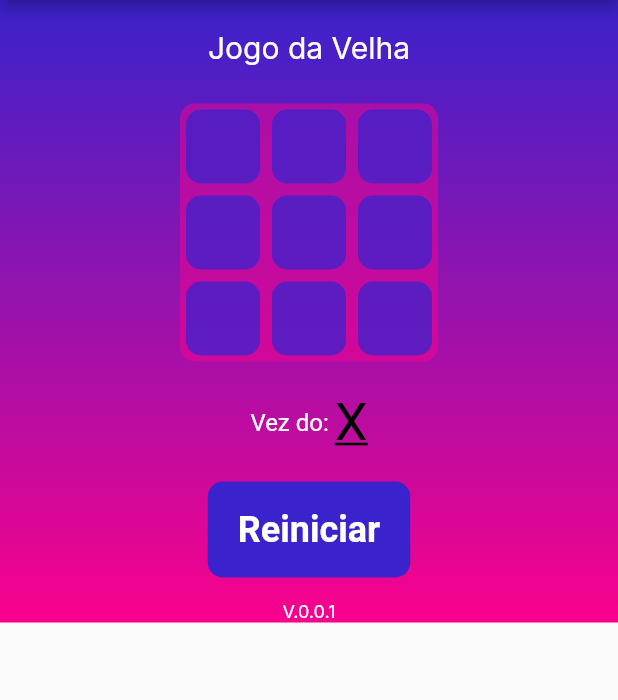
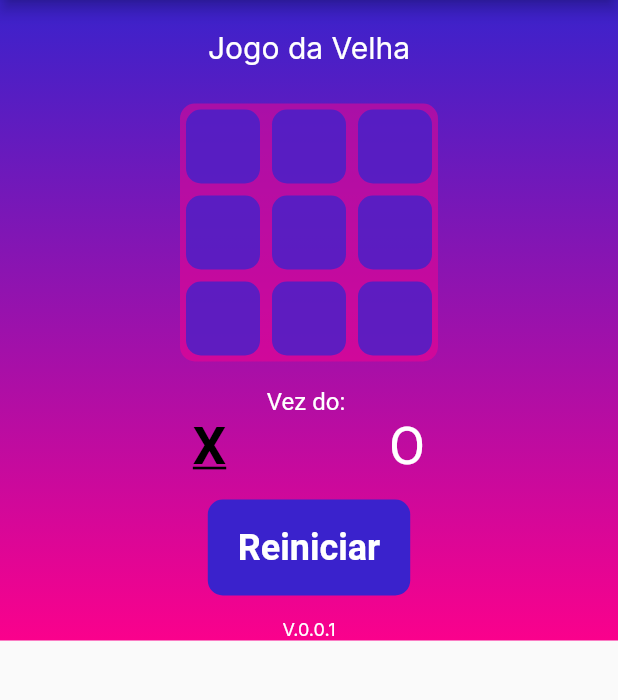
Before and after one commit to Wo1verine45/GameUp, a Flutter app: the JogoDaVelha screen opened directly, on a phone screen of 412 x 824 dp, the part 84-784 px from its top. Run offline on Flutter 3.47's test engine with Material 2 defaults, Android fonts, the phone set to English and light mode, and no system bars.

Commit message:
TicTacToe Design Adjusted

```diff
--- a/lib/main.dart
+++ b/lib/main.dart
@@ -474,7 +474,7 @@ class _JogoDaVelha extends State<JogoDaVelha> {
                       color: Color.fromRGBO(250, 1, 140, 0.5),
                       borderRadius: BorderRadius.circular(10),
                     ),
-                    margin: EdgeInsets.fromLTRB(100, 5, 100, 5),
+                    margin: EdgeInsets.fromLTRB(100, 5, 100, 2),
                     child: GridView.builder(
                         itemCount: 9,
                         shrinkWrap: true,
@@ -512,22 +512,41 @@ class _JogoDaVelha extends State<JogoDaVelha> {
                   SizedBox(
                     height: 60,
                     child: Column(children: [
-                      Row(
+                      Column(
                         mainAxisAlignment: MainAxisAlignment.center,
                         children: [
                           Text(
                             "Vez do: ",
                             style: TextStyle(fontSize: 16, color: Colors.white),
                           ),
-                          //TODO:deixar o design do de quem é a vez igual do figma
-                          Text(
-                            "$_currentPlayer",
-                            style: TextStyle(
-                                decoration: TextDecoration.underline,
-                                fontSize: 35,
-                                color: _currentPlayer == "X"
-                                    ? Colors.black
-                                    : Colors.white),
+                          Row(
+                            mainAxisAlignment: MainAxisAlignment.spaceEvenly,
+                            children: [
+                              Text(
+                                "X",
+                                style: TextStyle(
+                                    decoration: _currentPlayer == "X"
+                                        ? TextDecoration.underline
+                                        : TextDecoration.none,
+                                    fontWeight: _currentPlayer == "X"
+                                        ? FontWeight.bold
+                                        : FontWeight.normal,
+                                    fontSize: 35,
+                                    color: Colors.black),
+                              ),
+                              Text(
+                                "O",
+                                style: TextStyle(
+                                    decoration: _currentPlayer == "O"
+                                        ? TextDecoration.underline
+                                        : TextDecoration.none,
+                                    fontWeight: _currentPlayer == "O"
+                                        ? FontWeight.bold
+                                        : FontWeight.normal,
+                                    fontSize: 35,
+                                    color: Colors.white),
+                              ),
+                            ],
                           ),
                         ],
                       ),
@@ -540,7 +559,7 @@ class _JogoDaVelha extends State<JogoDaVelha> {
                       InkWell(
                         onTap: _resetGame,
                         child: Container(
-                            margin: EdgeInsets.fromLTRB(0, 0, 0, 15),
+                            margin: EdgeInsets.fromLTRB(0, 15, 0, 15),
                             decoration: BoxDecoration(
                               color: const Color.fromRGBO(58, 34, 204, 1.0),
                               borderRadius: BorderRadius.circular(10),
```
